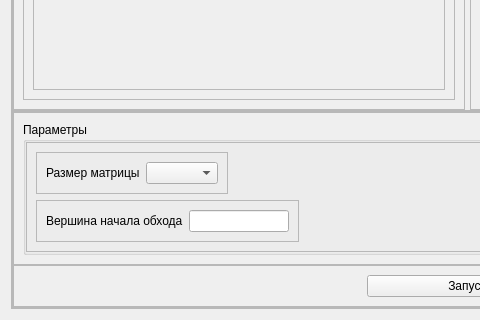
Lunovoy/graph-algorithms, file dfs_algo_widget.ui: the form before one commit; both pictures show x 0 to 480 and y 275 to 595 of the 935 by 595 pixel window.
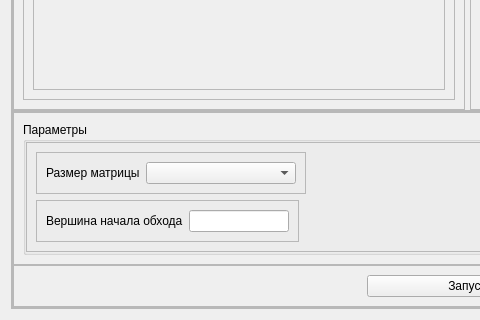
The form after the commit.

Commit message: warshall algo bug fixed

What changed in the file:
```diff
--- a/dfs_algo_widget.ui
+++ b/dfs_algo_widget.ui
@@ -259,9 +259,15 @@
                          <verstretch>0</verstretch>
                         </sizepolicy>
                        </property>
+                       <property name="minimumSize">
+                        <size>
+                         <width>150</width>
+                         <height>0</height>
+                        </size>
+                       </property>
                        <property name="maximumSize">
                         <size>
-                         <width>100</width>
+                         <width>150</width>
                          <height>16777215</height>
                         </size>
                        </property>
```
The commit also changes 6 other files.
